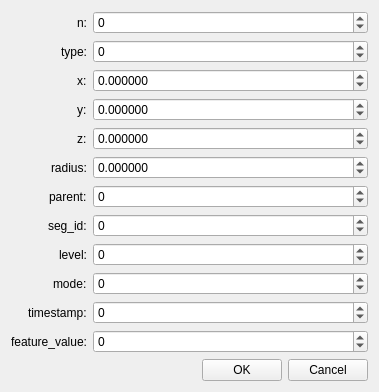
This is src/ui/viewswcnodedata.ui in kiraYuukiAsuna/SwcDbmsQtClient as Qt 5 draws it before an edit. The edited form follows.
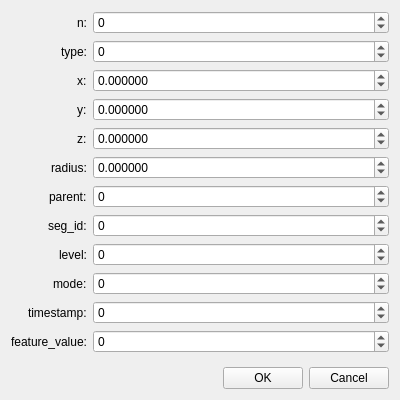
This is the edited form.

```diff
--- a/src/ui/viewswcnodedata.ui
+++ b/src/ui/viewswcnodedata.ui
@@ -6,8 +6,8 @@
    <rect>
     <x>0</x>
     <y>0</y>
-    <width>379</width>
-    <height>391</height>
+    <width>400</width>
+    <height>400</height>
    </rect>
   </property>
   <property name="windowTitle">
```
